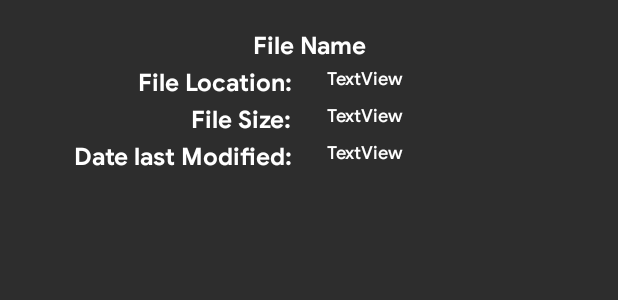
After one commit to dayushman/PDFViewer, an Android app: the layout info_bottom_sheet_layout.xml on its own in the app's theme, with its tools: preview values and no code run, on a phone screen of 412 x 824 dp. The commit adds this screen. Shown: the top 300 px of the screen. Run offline under Robolectric (Android 15) with nearby library versions, the light colour scheme and no system bars.

Commit message:
adds BottomSheetDialog and SnackBars

```diff
--- /dev/null
+++ b/app/src/main/res/layout/info_bottom_sheet_layout.xml
@@ -0,0 +1,82 @@
+<?xml version="1.0" encoding="utf-8"?>
+<LinearLayout xmlns:android="http://schemas.android.com/apk/res/android"
+    android:layout_width="match_parent"
+    android:layout_height="match_parent"
+    android:gravity="center_horizontal"
+    android:background="@color/gray"
+    android:orientation="vertical"
+    android:padding="16dp">
+    <TextView
+        android:id="@+id/tv_file_name"
+        android:layout_width="match_parent"
+        style="@style/label"
+        android:text="File Name"
+        android:textAlignment="center"
+        android:layout_height="wrap_content"/>
+    <LinearLayout
+        android:layout_width="match_parent"
+        android:layout_height="wrap_content"
+        android:orientation="horizontal">
+        <TextView
+            android:id="@+id/tv_label_file_loc"
+            style="@style/label"
+            android:layout_width="0dp"
+            android:layout_weight="1"
+            android:layout_height="wrap_content"
+            android:layout_marginEnd="8dp"
+            android:text="File Location:"/>
+        <TextView
+            android:id="@+id/tv_file_loc"
+            style="@style/value"
+            android:layout_width="0dp"
+            android:layout_weight="1"
+            android:layout_height="wrap_content"
+            android:layout_marginStart="16dp"
+            android:text="TextView"/>
+
+    </LinearLayout>
+    <LinearLayout
+        android:layout_width="match_parent"
+        android:layout_height="wrap_content"
+        android:orientation="horizontal">
+        <TextView
+            android:id="@+id/tv_label_file_size"
+            style="@style/label"
+            android:layout_width="0dp"
+            android:layout_weight="1"
+            android:layout_height="wrap_content"
+            android:layout_marginEnd="8dp"
+            android:text="File Size:"/>
+        <TextView
+            android:id="@+id/tv_file_size"
+            style="@style/value"
+            android:layout_width="0dp"
+            android:layout_weight="1"
+            android:layout_height="wrap_content"
+            android:layout_marginStart="16dp"
+            android:text="TextView"/>
+
+    </LinearLayout>
+    <LinearLayout
+    android:layout_width="match_parent"
+    android:layout_height="wrap_content"
+    android:orientation="horizontal">
+        <TextView
+            android:id="@+id/tv_label_date"
+            style="@style/label"
+            android:layout_width="0dp"
+            android:layout_weight="1"
+            android:layout_height="wrap_content"
+            android:layout_marginEnd="8dp"
+            android:text="Date last Modified:"/>
+        <TextView
+            android:id="@+id/tv_date"
+            style="@style/value"
+            android:layout_width="0dp"
+            android:layout_weight="1"
+            android:layout_height="wrap_content"
+            android:layout_marginStart="16dp"
+            android:text="TextView"/>
+
+    </LinearLayout>
+</LinearLayout>
--- a/app/src/main/res/layout/layout_modal_bottom_dialog.xml
+++ /dev/null
@@ -1,6 +0,0 @@
-<?xml version="1.0" encoding="utf-8"?>
-<androidx.constraintlayout.widget.ConstraintLayout
-    xmlns:android="http://schemas.android.com/apk/res/android" android:layout_width="match_parent"
-    android:layout_height="match_parent">
-
-</androidx.constraintlayout.widget.ConstraintLayout>
--- a/app/src/main/res/values/themes.xml
+++ b/app/src/main/res/values/themes.xml
@@ -6,5 +6,39 @@
         <item name="colorPrimaryDark">#FF000000</item>
         <item name="colorPrimaryVariant">#E3000000</item>
         <item name="colorOnPrimary">@color/white</item>
+        <item name="bottomSheetDialogTheme">@style/AppBottomSheetDialogTheme</item>
+    </style>
+    <style
+        name="label"
+        parent="@style/Widget.MaterialComponents.TextView">
+        <item name="android:textSize">16sp</item>
+        <item name="android:textColor">@color/white</item>
+        <item name="android:paddingTop">4dp</item>
+        <item name="android:fontFamily">@font/googlesans_bold</item>
+        <item name="android:layout_gravity">right</item>
+        <item name="android:textAlignment">gravity</item>
+        <item name="android:gravity">right</item>
+    </style>
+    <style
+        name="value"
+        parent="@style/Widget.MaterialComponents.TextView">
+        <item name="android:textSize">12sp</item>
+        <item name="android:paddingTop">4dp</item>
+        <item name="android:textColor">@color/white</item>
+        <item name="android:fontFamily">@font/googlesans_medium</item>
+        <item name="android:layout_gravity">left</item>
+        <item name="android:textAlignment">gravity</item>
+        <item name="android:gravity">left</item>
+    </style>
+
+    <style name="AppBottomSheetDialogTheme"
+        parent="Theme.Design.Light.BottomSheetDialog">
+        <item name="bottomSheetStyle">@style/AppModalStyle</item>
+    </style>
+
+    <style name="AppModalStyle"
+        parent="Widget.Design.BottomSheet.Modal">
+        <item name="behavior_peekHeight">600dp</item>
+        <item name="cornerRadius">3dp</item>
     </style>
 </resources>
```
Also changed, not shown: app/src/main/java/com/example/pdfviewer/ui/MainActivity.kt (+50 -14 lines), app/src/main/java/com/example/pdfviewer/ui/bottomsheets/AboutBottomSheetFragment.kt (added, +21 -0 lines), app/src/main/java/com/example/pdfviewer/ui/bottomsheets/InfoBottomSheetFragment.kt (added, +47 -0 lines), app/src/main/res/layout/about_bottom_sheet_layout.xml (added, +31 -0 lines).
